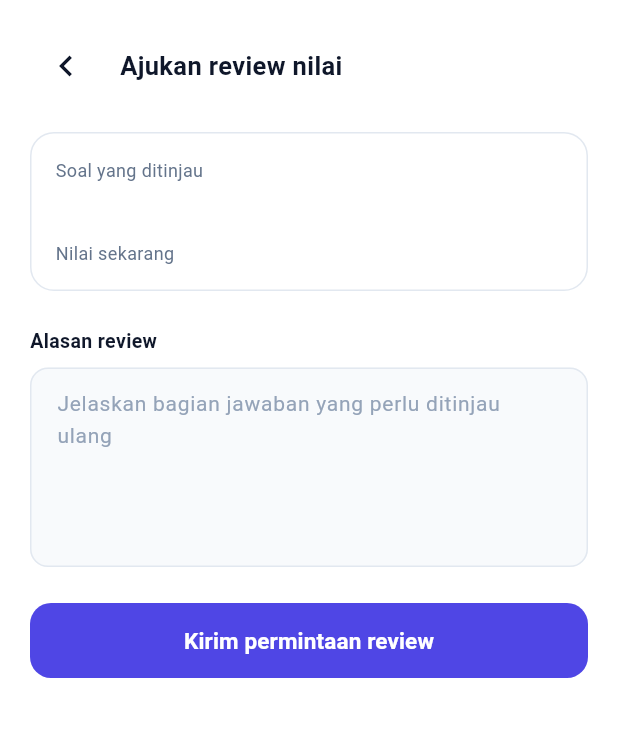
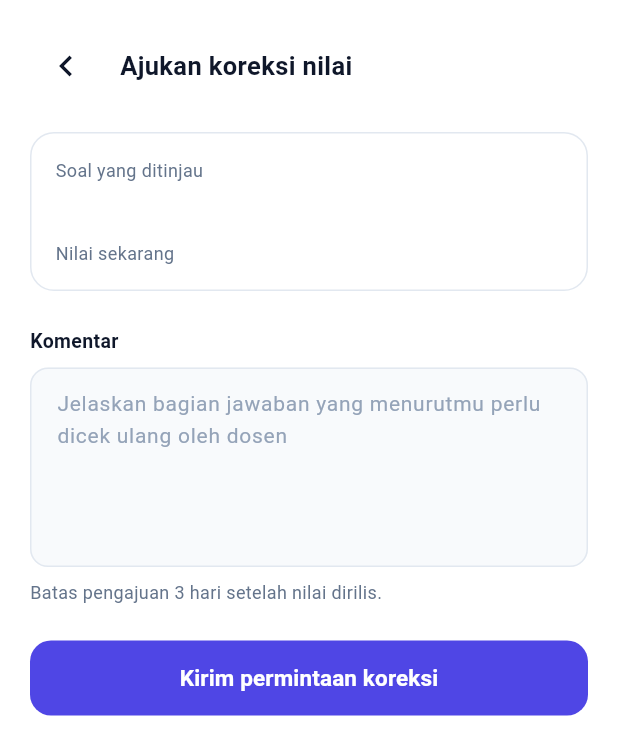
Before and after one commit to Azkiya-12/Gradia-PBL, a Flutter app: the AjukanReviewScreen screen opened directly with empty values, on a phone screen of 412 x 824 dp. Shown: the top 755 px of the screen. Run offline on Flutter 3.47's test engine with Material 3 defaults, Android fonts, the phone set to English and light mode, and no system bars; our stand-ins replace connectivity_plus.

Commit message:
Perbaikan lagi

```diff
--- a/mahasiswa/lib/main.dart
+++ b/mahasiswa/lib/main.dart
@@ -19,6 +19,7 @@ class MyApp extends StatelessWidget {
         colorScheme: ColorScheme.fromSeed(
           seedColor: const Color(0xFF4F46E5),
         ),
+        scaffoldBackgroundColor: Colors.white,
         useMaterial3: true,
       ),
       home: const SplashScreen(),
--- a/mahasiswa/lib/screens/ajukan_review_screen.dart
+++ b/mahasiswa/lib/screens/ajukan_review_screen.dart
@@ -40,9 +40,8 @@ class _AjukanReviewScreenState extends State<AjukanReviewScreen> {
       return;
     }
 
-    // TODO: kirim permintaan review ke backend di sini
     ScaffoldMessenger.of(context).showSnackBar(
-      const SnackBar(content: Text('Permintaan review terkirim')),
+      const SnackBar(content: Text('Permintaan koreksi terkirim')),
     );
     Navigator.pop(context);
   }
@@ -71,7 +70,7 @@ class _AjukanReviewScreenState extends State<AjukanReviewScreen> {
                   ),
                   const SizedBox(width: 12),
                   const Text(
-                    'Ajukan review nilai',
+                    'Ajukan koreksi nilai',
                     style: TextStyle(
                       fontSize: 17,
                       fontWeight: FontWeight.w700,
@@ -120,7 +119,7 @@ class _AjukanReviewScreenState extends State<AjukanReviewScreen> {
               const SizedBox(height: 24),
 
               const Text(
-                'Alasan review',
+                'Komentar',
                 style: TextStyle(
                   fontSize: 13,
                   fontWeight: FontWeight.w700,
@@ -142,7 +141,7 @@ class _AjukanReviewScreenState extends State<AjukanReviewScreen> {
                 },
                 style: const TextStyle(fontSize: 14, color: _dark),
                 decoration: InputDecoration(
-                  hintText: 'Jelaskan bagian jawaban yang perlu ditinjau ulang',
+                  hintText: 'Jelaskan bagian jawaban yang menurutmu perlu dicek ulang oleh dosen',
                   hintStyle:
                       const TextStyle(color: Color(0xFF94A3B8), fontSize: 14),
                   filled: true,
@@ -164,6 +163,12 @@ class _AjukanReviewScreenState extends State<AjukanReviewScreen> {
                   ),
                 ),
               ),
+                const SizedBox(height: 8),
+
+                      const Text(
+                        'Batas pengajuan 3 hari setelah nilai dirilis.',
+                        style: TextStyle(fontSize: 12, color: _grey),
+                      ),
 
               // Pesan error
               if (_hasError) ...[
@@ -179,8 +184,8 @@ class _AjukanReviewScreenState extends State<AjukanReviewScreen> {
                     SizedBox(width: 8),
                     Expanded(
                       child: Text(
-                        'Tulis alasan review agar dosen tahu bagian yang '
-                        'perlu ditinjau. Contoh: contoh Common Region pada '
+                        'Tulis alasan koreksi agar dosen tahu bagian yang '
+                        'perlu ditinjau. Contoh: Common Region pada '
                         'kartu produk sudah sesuai definisi.',
                         style: TextStyle(
                           fontSize: 12,
@@ -209,7 +214,7 @@ class _AjukanReviewScreenState extends State<AjukanReviewScreen> {
                     ),
                   ),
                   child: const Text(
-                    'Kirim permintaan review',
+                    'Kirim permintaan koreksi',
                     style:
                         TextStyle(fontSize: 15, fontWeight: FontWeight.w700),
                   ),
--- a/mahasiswa/lib/screens/dashboard_screen.dart
+++ b/mahasiswa/lib/screens/dashboard_screen.dart
@@ -11,7 +11,7 @@ class DashboardScreen extends StatelessWidget {
   @override
   Widget build(BuildContext context) {
     return Scaffold(
-      backgroundColor: const Color(0xFFF8FAFC),
+      backgroundColor: Colors.white,
       body: SafeArea(
         child: SingleChildScrollView(
           padding: const EdgeInsets.fromLTRB(20, 20, 20, 24),
--- a/mahasiswa/lib/screens/detail_penilaian_screen.dart
+++ b/mahasiswa/lib/screens/detail_penilaian_screen.dart
@@ -29,7 +29,7 @@ class _PenilaianData {
 const _kuis = _PenilaianData(
   nilaiTotal: '18 / 20',
   judulButir: 'Nilai per soal',
-  hint: 'Tap soal yang ada pengurangan nilai untuk ajukan review.',
+  hint: 'Tap soal yang ada pengurangan nilai untuk ajukan koreksi nilai.',
   butir: [
     _Butir('Soal 1 · Hierarki visual', '5 / 5'),
     _Butir('Soal 2 · Prinsip Gestalt', '4 / 5',
--- a/mahasiswa/lib/screens/notifikasi_screen.dart
+++ b/mahasiswa/lib/screens/notifikasi_screen.dart
@@ -9,19 +9,53 @@ class _Notif {
   final String judul;
   final String isi;
   final String waktu;
-  final int kategori;
-  const _Notif(this.icon, this.judul, this.isi, this.waktu, this.kategori);
+  const _Notif(this.icon, this.judul, this.isi, this.waktu);
 }
 
-const _data = <_Notif>[
+// Tab "Semua" (ringkasan)
+const _semua = <_Notif>[
   _Notif(Icons.article_outlined, 'Nilai mata kuliah',
-      'Nilai Algoritma & Struktur Data telah diperbarui', '10:24', 1),
+      'Nilai Algoritma & Struktur Data telah diperbarui', '10:24'),
   _Notif(Icons.notifications_none, 'Pengumuman kampus',
-      'Jadwal Ujian Semester Ganjil telah diumumkan', '09:00', 2),
+      'Jadwal Ujian Semester Ganjil telah diumumkan', '09:00'),
   _Notif(Icons.access_time, 'Reminder tugas',
-      'Tugas Pemrograman Mobile dikumpulkan besok', '08:30', 0),
+      'Tugas Pemrograman Mobile dikumpulkan besok', '08:30'),
   _Notif(Icons.info_outline, 'Update sistem',
-      'Aplikasi Gradia diperbarui ke versi terbaru', 'Kemarin', 0),
+      'Aplikasi Gradia diperbarui ke versi terbaru', 'Kemarin'),
+];
+
+// Tab "Nilai"
+const _nilai = <_Notif>[
+  _Notif(Icons.article_outlined, 'Nilai mata kuliah',
+      'Nilai Algoritma & Struktur Data telah diperbarui', '10:24'),
+  _Notif(Icons.article_outlined, 'Nilai UTS',
+      'Nilai UTS Basis Data sudah tersedia', 'Kemarin'),
+  _Notif(Icons.article_outlined, 'Nilai tugas',
+      'Tugas 3 Desain User Interface sudah dinilai', 'Kemarin'),
+  _Notif(Icons.article_outlined, 'Nilai kuis',
+      'Nilai Kuis 2 Pemrograman Mobile telah ditambahkan', '2 hari lalu'),
+  _Notif(Icons.article_outlined, 'Nilai praktikum',
+      'Nilai praktikum Jaringan Komputer telah diperbarui', '3 hari lalu'),
+  _Notif(Icons.article_outlined, 'IPS semester',
+      'IPS semester ini sudah dihitung dan tersedia', '5 hari lalu'),
+];
+
+// Tab "Pengumuman"
+const _pengumuman = <_Notif>[
+  _Notif(Icons.notifications_none, 'Pengumuman kampus',
+      'Jadwal Ujian Semester Ganjil telah diumumkan', '09:00'),
+  _Notif(Icons.notifications_none, 'Pengumuman kampus',
+      'Pendaftaran wisuda periode berikutnya dibuka', 'Kemarin'),
+  _Notif(Icons.notifications_none, 'Pengumuman prodi',
+      'Kuliah Basis Data Jumat dipindah ke ruang B.2.1', 'Kemarin'),
+  _Notif(Icons.notifications_none, 'Beasiswa',
+      'Pendaftaran beasiswa prestasi dibuka hingga akhir bulan',
+      '2 hari lalu'),
+  _Notif(Icons.notifications_none, 'Layanan perpustakaan',
+      'Perpustakaan tutup pada akhir pekan ini', '3 hari lalu'),
+  _Notif(Icons.notifications_none, 'Kegiatan kampus',
+      'Seminar teknologi mobile terbuka untuk semua mahasiswa',
+      '5 hari lalu'),
 ];
 
 class NotifikasiScreen extends StatefulWidget {
@@ -61,7 +95,9 @@ class _NotifikasiScreenState extends State<NotifikasiScreen> {
   }
 
   Widget _listView(BuildContext context) {
-    final items = _tab == 0 ? _data : _data.where((n) => n.kategori == _tab);
+    // Urutan sama dengan tab: 0 = Semua, 1 = Nilai, 2 = Pengumuman
+    final items = const [_semua, _nilai, _pengumuman][_tab];
+
     return SubScreen(
       title: 'Notifikasi',
       child: Column(
```
